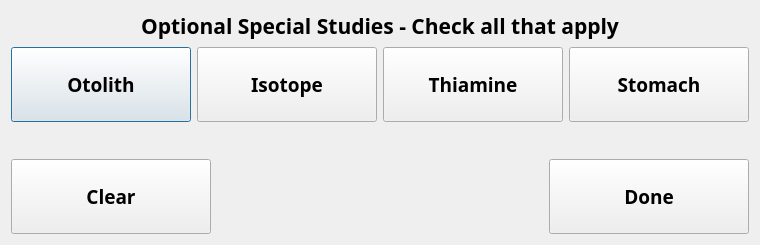
Old version of the form ui/ABLImMatSalmonSpecialStudiesDlg.ui in the repository aliciabillings-noaa/CLAMS.
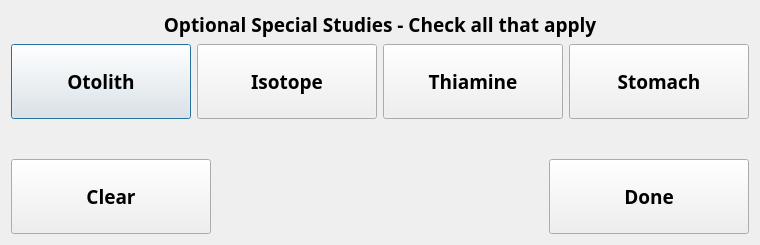
New version of the form.

Patch:
```diff
--- a/ui/ABLImMatSalmonSpecialStudiesDlg.ui
+++ b/ui/ABLImMatSalmonSpecialStudiesDlg.ui
@@ -27,7 +27,7 @@
        <property name="font">
         <font>
          <family>Arial Black</family>
-         <pointsize>16</pointsize>
+         <pointsize>14</pointsize>
          <weight>75</weight>
          <bold>true</bold>
         </font>
```
